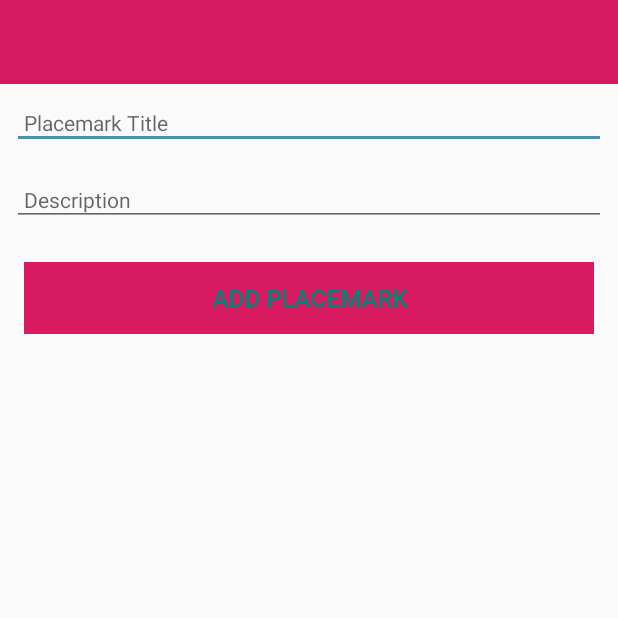
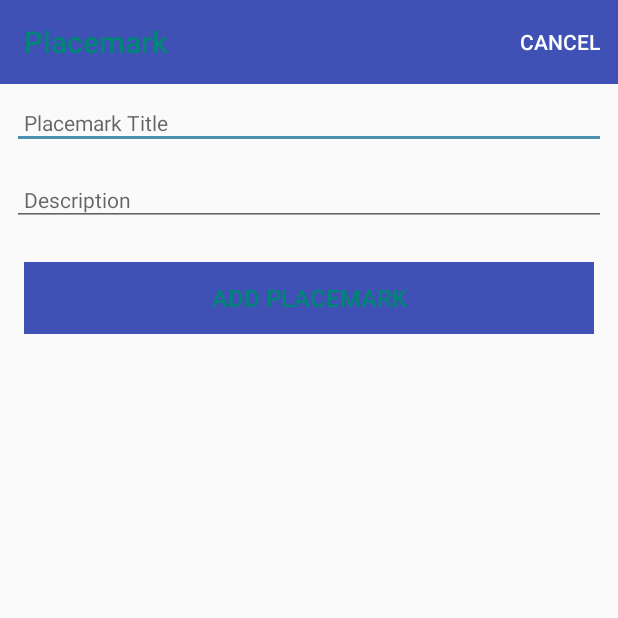
Before and after one commit to curlybert/Placemark, an Android app: the PlacemarkActivity screen opened directly, with no data from a screen before it, on a phone screen of 412 x 824 dp, the top half of it. Run offline under Robolectric (Android 15) with nearby library versions, the phone set to English and light mode, and no system bars.

Commit message:
Add Placemark Functionality - added recyclerview & card - added menus (add + cancel) - updated resources - refactored PlacemarkAdaptor

```diff
--- a/app/build.gradle
+++ b/app/build.gradle
@@ -32,4 +32,5 @@ dependencies {
     testImplementation 'junit:junit:4.12'
     androidTestImplementation 'com.android.support.test:runner:1.0.2'
     androidTestImplementation 'com.android.support.test.espresso:espresso-core:3.0.2'
+    implementation 'com.android.support:cardview-v7:28.0.0'
 }
--- a/app/src/main/java/org/wit/placemark/activities/PlacemarkActivity.kt
+++ b/app/src/main/java/org/wit/placemark/activities/PlacemarkActivity.kt
@@ -2,9 +2,12 @@ package org.wit.placemark.activities
 
 import android.support.v7.app.AppCompatActivity
 import android.os.Bundle
+import android.view.Menu
+import android.view.MenuItem
 import kotlinx.android.synthetic.main.activity_placemark.*
 import org.jetbrains.anko.AnkoLogger
 import org.jetbrains.anko.info
+import org.jetbrains.anko.startActivityForResult
 import org.jetbrains.anko.toast
 import org.wit.placemark.models.PlacemarkModel
 import org.wit.placemark.R
@@ -20,6 +23,12 @@ class PlacemarkActivity : AppCompatActivity(), AnkoLogger {
         super.onCreate(savedInstanceState)
         setContentView(R.layout.activity_placemark)
 
+        app = application as MainApp
+
+        //Add action bar and set title
+        toolbarAdd.title = title
+        setSupportActionBar(toolbarAdd)
+
         btnAdd.setOnClickListener() {
             placemark.title = placemarkTitle.text.toString()
             placemark.description = description.text.toString()
@@ -27,10 +36,24 @@ class PlacemarkActivity : AppCompatActivity(), AnkoLogger {
                 app!!.placemarks.add(placemark.copy())
                 info("add Button Pressed: $placemark")
                 app!!.placemarks.forEach { info("add Button Pressed: ${it.title}")}
+                setResult(AppCompatActivity.RESULT_OK)
+                finish()
             }
             else {
                 toast ("Please Enter a title")
             }
         }
     }
+
+    override fun onCreateOptionsMenu(menu: Menu?): Boolean {
+        menuInflater.inflate(R.menu.menu_placemark, menu)
+        return super.onCreateOptionsMenu(menu)
+    }
+
+    override fun onOptionsItemSelected(item: MenuItem?): Boolean {
+        when (item?.itemId) {
+            R.id.item_cancel -> startActivityForResult<PlacemarkListActivity>(0)
+        }
+        return super.onOptionsItemSelected(item)
+    }
 }
--- a/app/src/main/java/org/wit/placemark/main/MainApp.kt
+++ b/app/src/main/java/org/wit/placemark/main/MainApp.kt
@@ -12,5 +12,8 @@ class MainApp : Application(), AnkoLogger {
     override fun onCreate() {
         super.onCreate()
         info("Placemark started")
+        //placemarks.add(PlacemarkModel("One", "About one..."))
+        //placemarks.add(PlacemarkModel("Two", "About two..."))
+        //placemarks.add(PlacemarkModel("Three", "About three..."))
     }
 }
--- /dev/null
+++ b/app/src/main/res/menu/menu_placemark.xml
@@ -0,0 +1,9 @@
+<?xml version="1.0" encoding="utf-8"?>
+<menu xmlns:android="http://schemas.android.com/apk/res/android"
+      xmlns:app="http://schemas.android.com/apk/res-auto">
+
+    <item
+            android:id="@+id/item_cancel"
+            android:title="@string/menu_cancelPlacemark"
+            app:showAsAction="always"/>
+</menu>
--- a/app/src/main/res/values/colors.xml
+++ b/app/src/main/res/values/colors.xml
@@ -2,5 +2,5 @@
 <resources>
     <color name="colorPrimary">#008577</color>
     <color name="colorPrimaryDark">#00574B</color>
-    <color name="colorAccent">#D81B60</color>
+    <color name="colorAccent">#3F51B5</color>
 </resources>
--- a/app/src/main/res/values/strings.xml
+++ b/app/src/main/res/values/strings.xml
@@ -3,4 +3,6 @@
     <string name="button_addPlacemark">Add Placemark</string>
     <string name="hint_placemarkTitle">Placemark Title</string>
     <string name="hint_placemarkDescription">Description </string>
+    <string name="menu_addPlacemark">Add</string>
+    <string name="menu_cancelPlacemark">Cancel</string>
 </resources>
```
Also changed, not shown: app/src/main/java/org/wit/placemark/activities/PlacemarkAdaptor.kt (added, +31 -0 lines), app/src/main/java/org/wit/placemark/activities/PlacemarkListActivity.kt (+28 -0 lines), app/src/main/res/layout/activity_placemark_list.xml (+7 -0 lines), app/src/main/res/layout/card_placemark.xml (added, +28 -0 lines), app/src/main/res/menu/menu_main.xml (added, +10 -0 lines).
